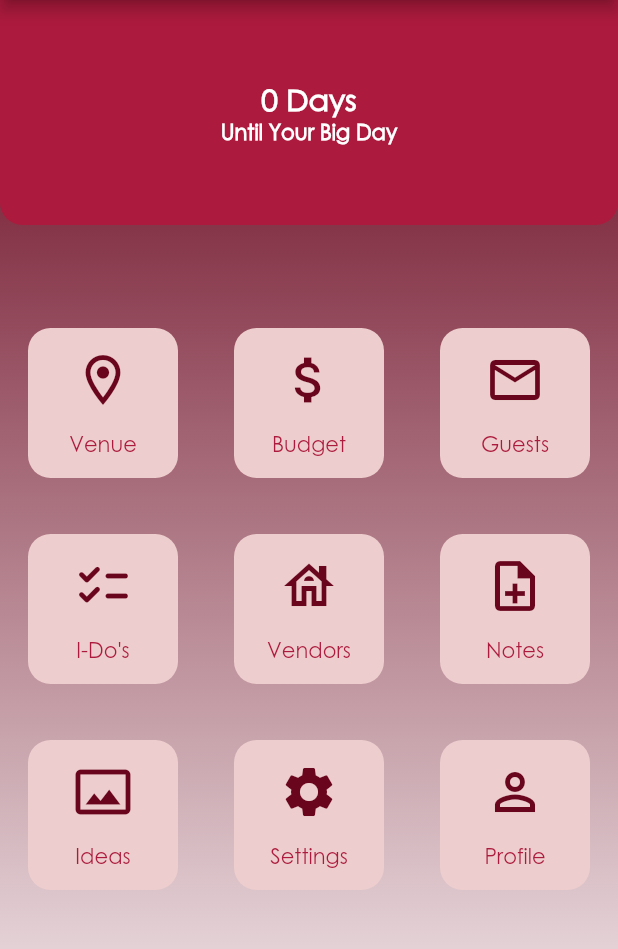
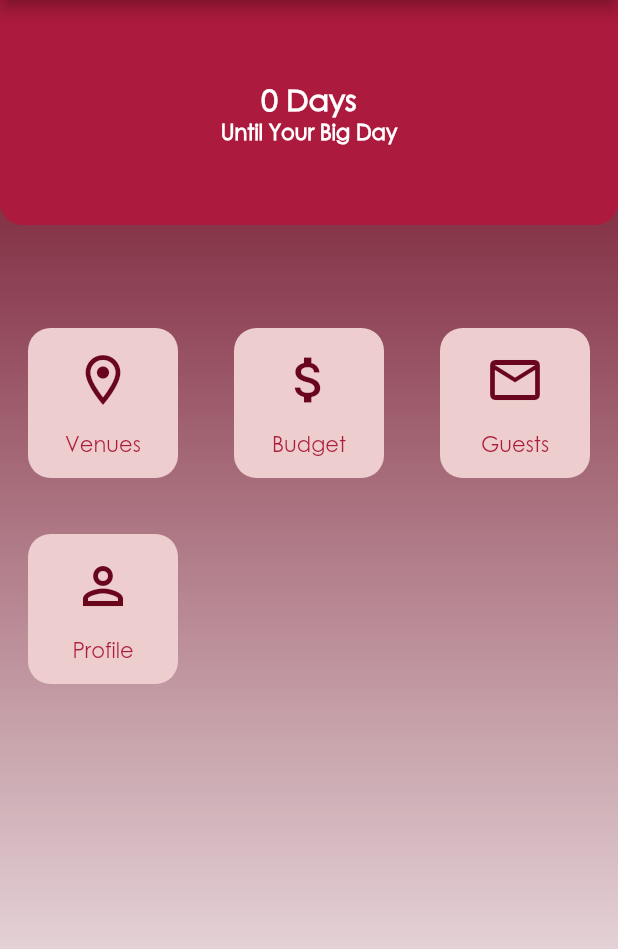
Before and after one commit to JAnokhina/wedding_planner, a Flutter app: the screen it shows once a user with an empty profile is signed in, on a phone screen of 412 x 824 dp, the part 75-1024 px from its top. Run offline on Flutter 3.47's test engine with Material 2 defaults, Android fonts, the phone set to English and light mode, and no system bars; our stand-ins replace cloud_firestore, firebase_auth, firebase_core, flutter_form_builder, flutter_rating_bar, flutter_svg and 9 more; missing offline and left inert: mailer, map_launcher; accounts and stored records are empty.

Commit message:
made venues a separate collection

```diff
--- a/lib/screens/budget/budget.dart
+++ b/lib/screens/budget/budget.dart
@@ -92,7 +92,7 @@ class _BudgetState extends State<Budget> {
                                   //   }
                                   //   return null;
                                 },
-                                readOnly: !editClicked,
+                                readOnly: editClicked,
                                 decoration: InputDecoration(
                                   hintText: (budget.total == 0)
                                       ? 'Enter your total budget'
--- a/lib/screens/home/home_page.dart
+++ b/lib/screens/home/home_page.dart
@@ -120,39 +120,39 @@ class _HomePageState extends State<HomePage> {
       Icons.location_on_outlined,
       Icons.attach_money,
       Icons.email_outlined,
-      Icons.checklist_rounded,
-      Icons.house_outlined,
-      Icons.note_add_outlined,
-      Icons.photo_size_select_actual_outlined,
-      Icons.settings,
+      // Icons.checklist_rounded,
+      // Icons.house_outlined,
+      // Icons.note_add_outlined,
+      // Icons.photo_size_select_actual_outlined,
+      // Icons.settings,
       Icons.perm_identity_outlined
     ];
     List<String> itemNames = [
-      'Venue',
+      'Venues',
       'Budget',
       'Guests',
-      'I-Do\'s',
-      'Vendors',
-      'Notes',
-      'Ideas',
-      'Settings',
+      // 'I-Do\'s',
+      // 'Vendors',
+      // 'Notes',
+      // 'Ideas',
+      // 'Settings',
       'Profile'
     ];
     List<String> navigateToRoute = [
       '/venue',
       '/budget',
       '/guests',
-      '/to-dos',
-      '/vendors',
-      '/notes',
-      '/ideas',
-      '/settings',
+      // '/to-dos',
+      // '/vendors',
+      // '/notes',
+      // '/ideas',
+      // '/settings',
       '/profile'
     ];
 
     return GridView.count(
       crossAxisCount: 3,
-      children: List.generate(9, (index) {
+      children: List.generate(4, (index) {
         return InkWell(
           onTap: () {
             context.push(navigateToRoute[index]);
```
Also changed, not shown: lib/firebase_models/venue_model.dart (+28 -0 lines), lib/firebase_services/venues_service.dart (+11 -6 lines).
